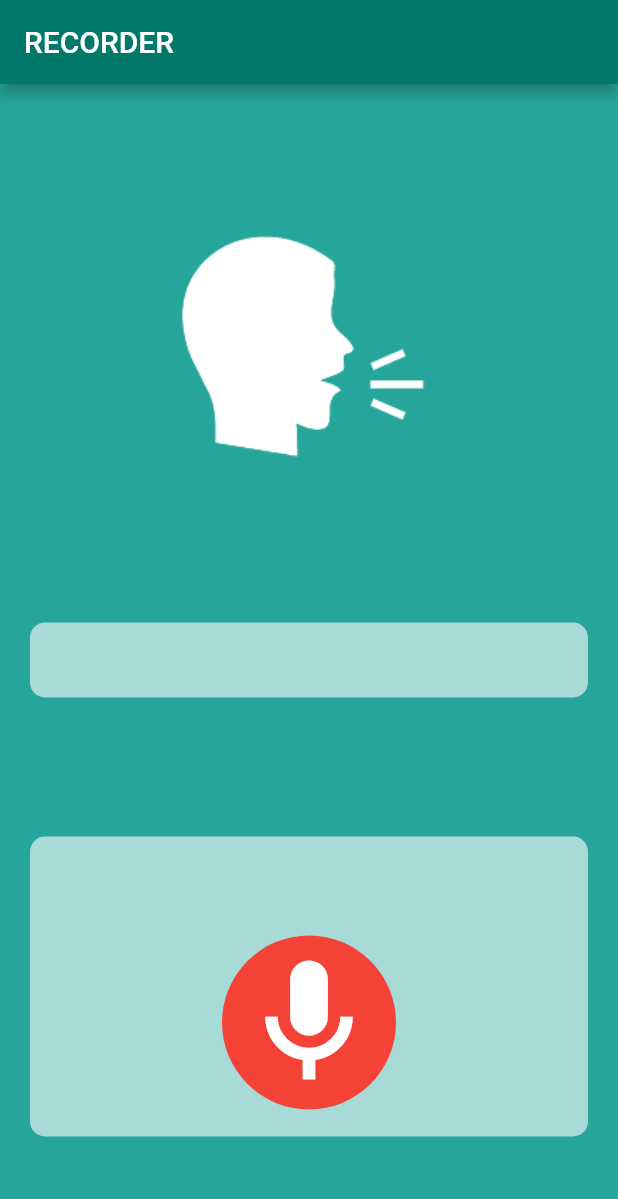
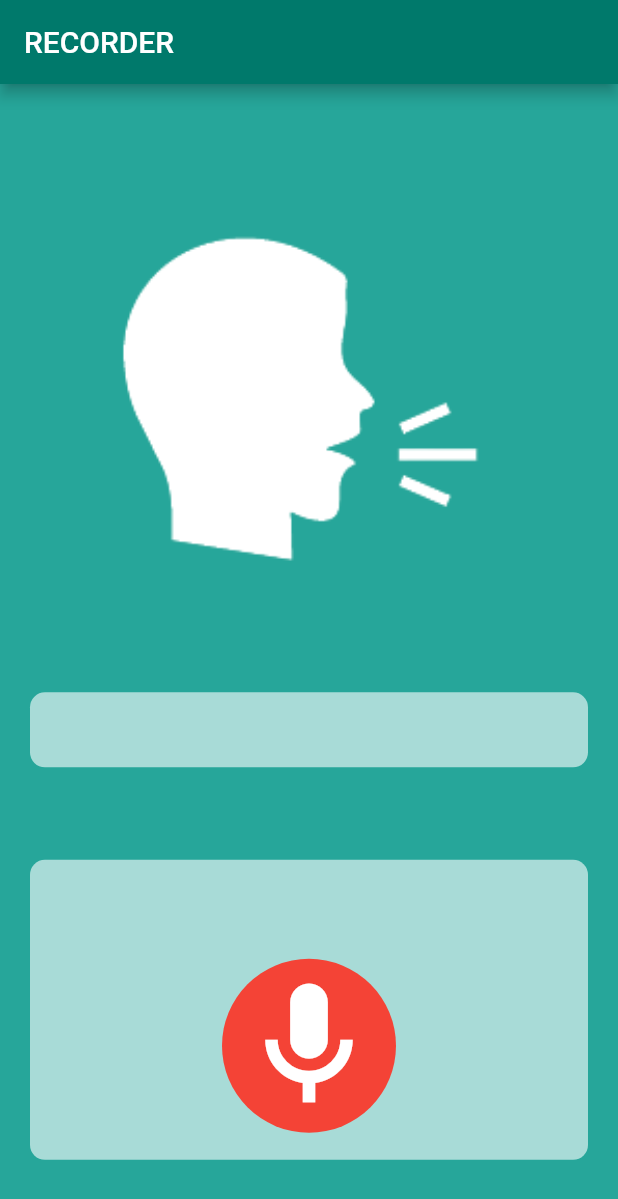
Before and after one commit to MicherlaneSilva/novoGravador, a Flutter app: the screen it shows after launch, on a phone screen of 412 x 824 dp. Shown: the top 1199 px of the screen. Run offline on Flutter 3.47's test engine with Material 2 defaults, Android fonts, the phone set to English and light mode, and no system bars; our stand-ins replace audioplayers, file; missing offline and left inert: flutter_audio_recorder2.

Commit message:
atualização layout

```diff
--- a/lib/main.dart
+++ b/lib/main.dart
@@ -60,9 +60,11 @@ class _MyHomePageState extends State<MyHomePage> {
 
   Widget _construirImagem() {
     return Container(
-      width: 400,
-      height: 200,
-      child: Image.asset("assets/images/img.png"),
+      width: 300,
+      child: Image.asset(
+        "assets/images/img.png",
+        fit: BoxFit.contain,
+      ),
     );
   }
 
```
